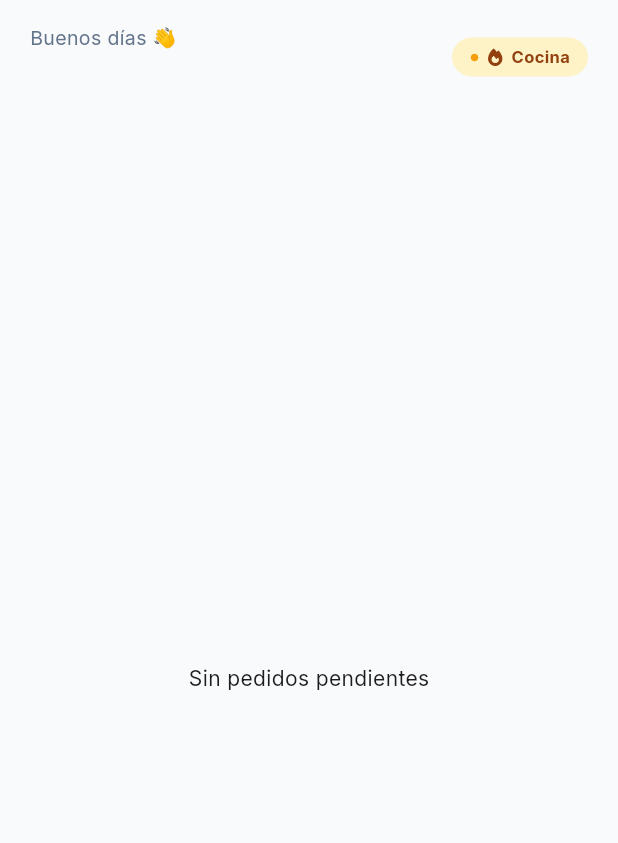
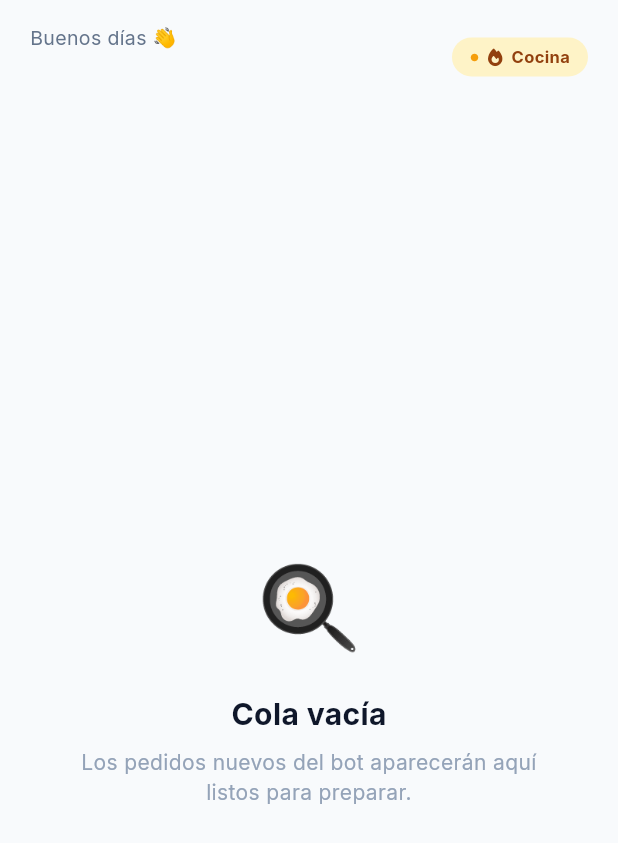
Before and after one commit to Curcolor/ProntoApp-, a Flutter app: the ColaPedidosScreen screen opened directly, on a phone screen of 412 x 824 dp. Shown: the top 843 px of the screen. Run offline on Flutter 3.47's test engine with Material 3 defaults, Android fonts, the phone set to English and light mode, and no system bars; our stand-ins replace flutter_svg, font_awesome_flutter, google_fonts, shared_preferences; accounts and stored records are empty; network calls fail.

Commit message:
fix(ui): estado vacío de la cola de cocina con diseño (emoji + texto), evita ver pantalla en blanco

```diff
--- a/lib/features/kitchen/screens/cola_pedidos_screen.dart
+++ b/lib/features/kitchen/screens/cola_pedidos_screen.dart
@@ -454,7 +454,32 @@ class ColaPedidosScreen extends StatelessWidget {
   }
 
   Widget _buildColaVacia() {
-    return const Center(child: Text('Sin pedidos pendientes'));
+    return Center(
+      child: Column(
+        mainAxisSize: MainAxisSize.min,
+        children: [
+          const Text('🍳', style: TextStyle(fontSize: 56)),
+          const SizedBox(height: 16),
+          Text(
+            'Cola vacía',
+            style: GoogleFonts.inter(
+              color: const Color(0xFF0F172A),
+              fontSize: 20,
+              fontWeight: FontWeight.bold,
+            ),
+          ),
+          const SizedBox(height: 8),
+          Text(
+            'Los pedidos nuevos del bot aparecerán aquí\nlistos para preparar.',
+            textAlign: TextAlign.center,
+            style: GoogleFonts.inter(
+              color: const Color(0xFF94A3B8),
+              fontSize: 14,
+            ),
+          ),
+        ],
+      ),
+    );
   }
 }
 
```
